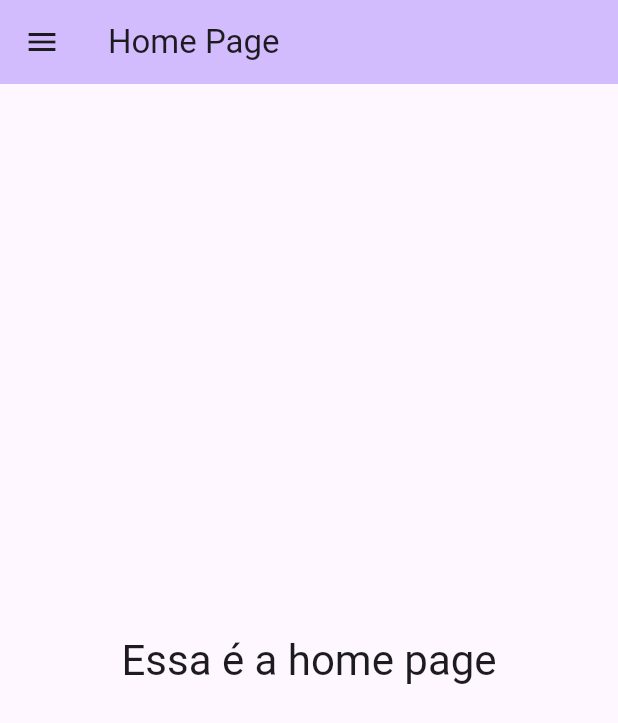
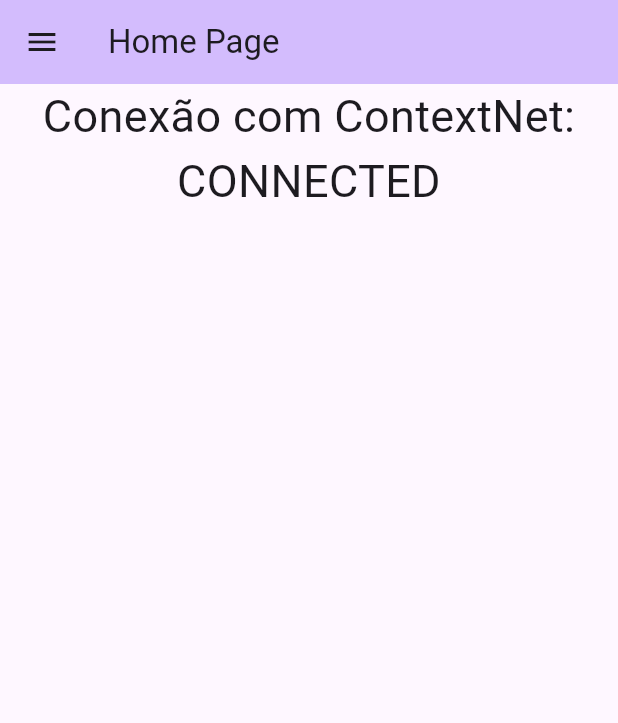
Before and after one commit to AirQyMo/Mobile-Client, a Flutter app: the screen it shows after launch, on a phone screen of 412 x 824 dp. Shown: the top 723 px of the screen. Run offline on Flutter 3.47's test engine with Material 3 defaults, Android fonts, the phone set to English and light mode, and no system bars.

Commit message:
Home page shows connection with ContextNet with mock

```diff
--- a/lib/home_page/home_page_view.dart
+++ b/lib/home_page/home_page_view.dart
@@ -1,9 +1,25 @@
 import 'package:flutter/material.dart';
 import 'package:mobile_client/ble_devices_page/ble_devices_page_view.dart';
+import 'package:mobile_client/home_page/home_page_view_model.dart';
 import 'package:mobile_client/settings_page/settings_page_view.dart';
+import 'package:provider/provider.dart';
 
-class HomePageView extends StatelessWidget {
+class HomePageView extends StatefulWidget {
   const HomePageView({super.key});
+
+  @override
+  State<HomePageView> createState() => _HomePageViewState();
+}
+
+class _HomePageViewState extends State<HomePageView> {
+  late HomePageViewModel homePageViewModel;
+
+  @override
+  void initState() {
+    super.initState();
+    homePageViewModel = HomePageViewModel();
+    homePageViewModel.startConnectionStatus();
+  }
 
   @override
   Widget build(BuildContext context) {
@@ -40,9 +56,21 @@ class HomePageView extends StatelessWidget {
         ),
       ),
       body: Center(
-        child: Text(
-          "Essa é a home page",
-          style: Theme.of(context).textTheme.headlineMedium,
+        child: Column(
+          children: [
+            ChangeNotifierProvider.value(
+              value: homePageViewModel,
+              child: Consumer<HomePageViewModel>(
+                builder: (context, vm, child) {
+                  return Text(
+                    'Conexão com ContextNet: ${vm.connectionStatus}',
+                    style: TextStyle(fontSize: 30),
+                    textAlign: TextAlign.center,
+                  );
+                },
+              ),
+            ),
+          ],
         ),
       ),
     );
--- /dev/null
+++ b/lib/home_page/home_page_view_model.dart
@@ -0,0 +1,28 @@
+import 'dart:async';
+
+import 'package:flutter/material.dart';
+import 'package:mobile_client/mocks/mock_connection_status.dart';
+
+class HomePageViewModel extends ChangeNotifier {
+  final MockConnectionStatus _mockConnectionStatus = MockConnectionStatus();
+  StreamSubscription<String>? _streamSubscription;
+  String _connectionStatus = "DISCONNECTED";
+
+  String get connectionStatus => _connectionStatus;
+
+  void startConnectionStatus() {
+    _mockConnectionStatus.connectionCycle();
+    notifyListeners();
+    _streamSubscription = _mockConnectionStatus.onConnectionStatusChanged
+        .listen((status) {
+          _connectionStatus = status;
+          notifyListeners();
+        });
+  }
+
+  @override
+  void dispose() {
+    _streamSubscription?.cancel();
+    super.dispose();
+  }
+}
--- /dev/null
+++ b/lib/mocks/mock_connection_status.dart
@@ -0,0 +1,18 @@
+import 'dart:async';
+
+class MockConnectionStatus {
+  final StreamController<String> _controller = StreamController.broadcast();
+
+  Stream<String> get onConnectionStatusChanged => _controller.stream;
+
+  void connectionCycle() {
+    _controller.add('DISCONNECTED');
+    Timer(Duration(seconds: 3), () {
+      _controller.add('CONNECTED');
+    });
+  }
+
+  void dispose() {
+    _controller.close();
+  }
+}
```
